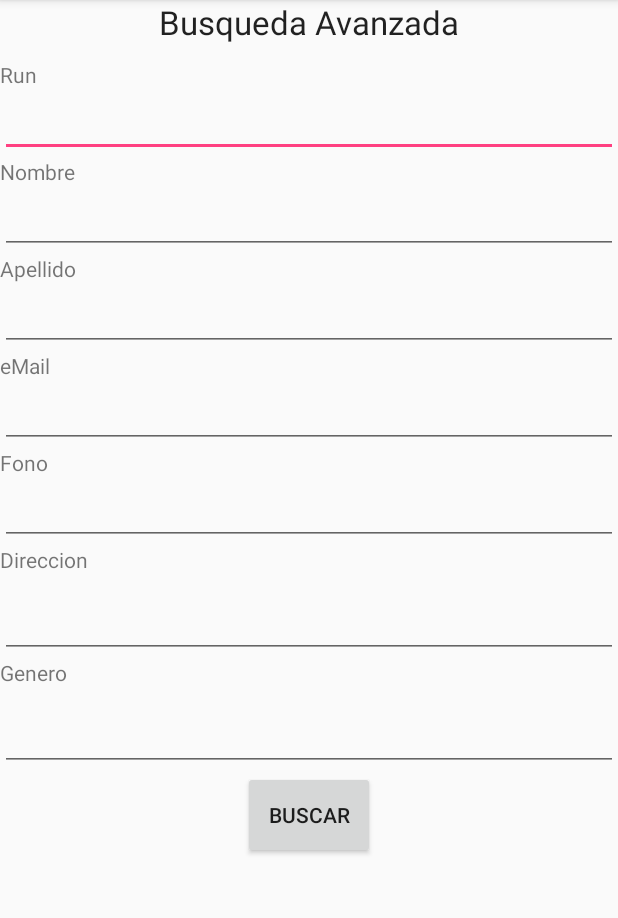
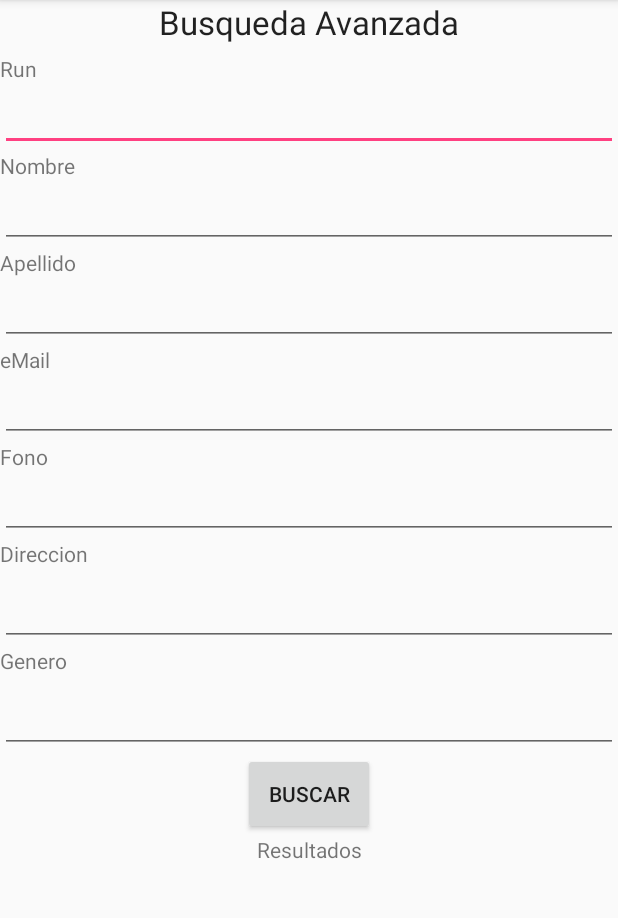
Before and after one commit to BorisMR/PDS-CRM-ClientAndroid, an Android app: the AdvanceSearchActivity screen opened directly, with no data from a screen before it, on a phone screen of 412 x 824 dp, the part 84-1002 px from its top. Run offline under Robolectric (Android 15) with nearby library versions, the phone set to English and light mode, and no system bars.

Commit message:
scroll views

```diff
--- a/app/src/main/res/layout/activity_advance_search.xml
+++ b/app/src/main/res/layout/activity_advance_search.xml
@@ -115,11 +115,21 @@
         android:layout_gravity="center_horizontal"
         android:layout_weight="0.05" />
 
-    <TextView
-        android:layout_width="wrap_content"
-        android:layout_height="wrap_content"
-        android:id="@+id/textViewAdvanceRaw"
+    <ScrollView
+        android:layout_width="514dp"
+        android:layout_height="98dp"
+        android:id="@+id/scrollViewAdvanceResult"
         android:layout_gravity="center_horizontal"
-        android:layout_weight="0.05" />
+        android:fillViewport="false"
+        android:layout_weight="0.47">
+
+        <TextView
+            android:layout_width="wrap_content"
+            android:layout_height="wrap_content"
+            android:id="@+id/textViewAdvanceRaw"
+            android:layout_gravity="center_horizontal"
+            android:layout_weight="0.05"
+            android:text="@string/label_result" />
+    </ScrollView>
 
 </LinearLayout>
--- a/app/src/main/res/values/strings.xml
+++ b/app/src/main/res/values/strings.xml
@@ -11,7 +11,7 @@
     <string name="label_busqueda_fono">Fono</string>
     <string name="label_busqueda_direccion">Direccion</string>
     <string name="label_busqueda_genero">Genero</string>
-    <string name="label_resultados">Resultados</string>
+    <string name="label_result">Resultados</string>
     <string name="label_resultados_true">Se encontraron los siguientes resultados</string>
     <string name="label_resultados_false">No se encontraron resultados</string>
     <string name="label_button_buscar">Buscar</string>
```
Also changed, not shown: app/src/main/res/layout/activity_simple_search.xml (+9 -1 lines).
